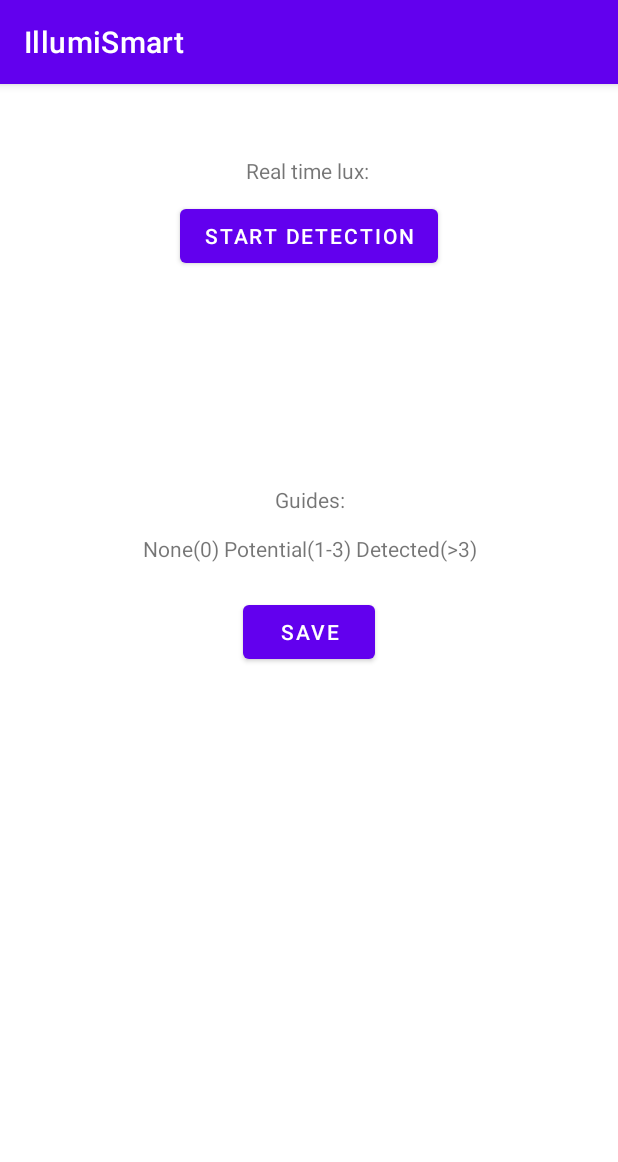
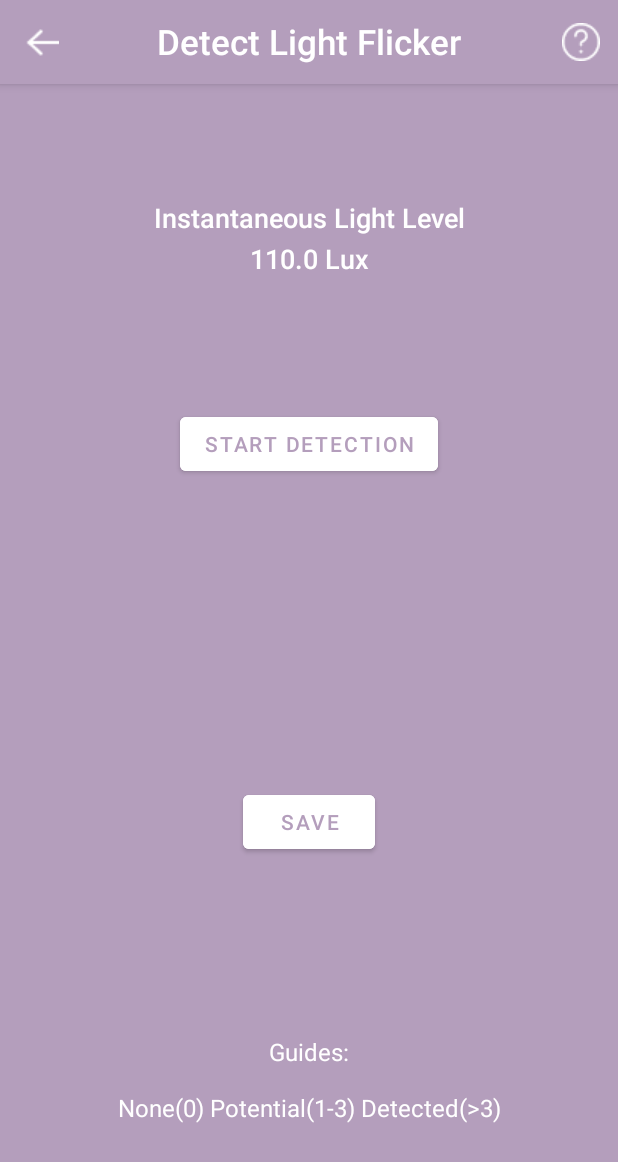
Before and after one commit to ChloeZ1208/IllumiSmart, an Android app: the FlickerActivity screen opened directly, with no data from a screen before it, on a phone screen of 412 x 824 dp. Shown: the top 1162 px of the screen. Run offline under Robolectric (Android 15) with nearby library versions, the phone set to English and light mode, and no system bars; our stand-ins replace Room's generated code.

Commit message:
chloe: flicker ui 2.0

```diff
--- a/app/src/main/AndroidManifest.xml
+++ b/app/src/main/AndroidManifest.xml
@@ -11,7 +11,8 @@
         android:roundIcon="@mipmap/ic_launcher_round"
         android:supportsRtl="true"
         android:theme="@style/Theme.IllumiSmart">
-        <activity android:name=".FlickerActivity" />
+        <activity android:name=".FlickerActivity"
+            android:theme="@style/Theme.IllumiSmart.Flicker"/>
         <activity android:name=".DataActivity"
             android:theme="@style/Theme.IllumiSmart.NoActionBar"/>
         <activity
--- a/app/src/main/java/android/example/illumismart/FlickerActivity.java
+++ b/app/src/main/java/android/example/illumismart/FlickerActivity.java
@@ -19,6 +19,8 @@ import android.widget.Toast;
 import androidx.appcompat.app.AppCompatActivity;
 import androidx.lifecycle.ViewModelProvider;
 
+import com.google.android.material.appbar.MaterialToolbar;
+
 import java.text.DecimalFormat;
 import java.text.SimpleDateFormat;
 import java.util.ArrayList;
@@ -36,6 +38,8 @@ public class FlickerActivity extends AppCompatActivity {
     private TextView flickerTextTimeRemaining;
     private TextView flickerTextInfo;
     private TextView flickerTextRealtimeLux;
+    private MaterialToolbar topAppBar;
+    private TextView flickerTextFreq;
 
     private SensorManager mSensorManager;
     private Sensor mLightSensor;
@@ -66,6 +70,14 @@ public class FlickerActivity extends AppCompatActivity {
         initializeCountDownTimer();
         flickerDetectionActivated = false;
         flickerDetectionTmpList = new ArrayList<Float>();
+
+        // Set navigation back
+        topAppBar.setNavigationOnClickListener(new View.OnClickListener() {
+            @Override
+            public void onClick(View v) {
+                onBackPressed();
+            }
+        });
 
         // FlickerItem save
         flickerItemViewModel = new ViewModelProvider(this, ViewModelProvider.
@@ -104,6 +116,9 @@ public class FlickerActivity extends AppCompatActivity {
         flickerTextTimeRemaining = findViewById(R.id.flicker_text_time_remain);
         flickerTextInfo = findViewById(R.id.flicker_text_info);
         flickerTextRealtimeLux = findViewById(R.id.flicker_text_realtime_lux);
+        flickerTextFreq = findViewById(R.id.flicker_text_freq);
+
+        topAppBar = findViewById(R.id.flicker_app_bar);
 
         flickerButtonStart.setOnClickListener(new View.OnClickListener() {
             @Override
@@ -144,8 +159,7 @@ public class FlickerActivity extends AppCompatActivity {
         mSensorEventListener = new SensorEventListener() {
             @Override
             public void onSensorChanged(SensorEvent event) {
-                flickerTextRealtimeLux.setText("Real time lux: ");
-                flickerTextRealtimeLux.append(String.valueOf(event.values[0]));
+                flickerTextRealtimeLux.setText(event.values[0] + " Lux");
                 if (flickerDetectionActivated) {
                     flickerDetectionTmpList.add(event.values[0]);
                 }
@@ -210,6 +224,8 @@ public class FlickerActivity extends AppCompatActivity {
             if (flickerEventCount != 0) {
                 flickerFreq = (float)flickerEventCount /
                         (float)((int)COUNT_DOWN_TIME / (int)COUNT_DOWN_INTERVAL);
+                flickerTextFreq.setText(df.format(flickerFreq)+" Hz");
+                flickerTextFreq.setVisibility(View.VISIBLE);
             }
 
         }
--- a/app/src/main/res/layout/activity_flicker.xml
+++ b/app/src/main/res/layout/activity_flicker.xml
@@ -6,95 +6,163 @@
     android:layout_height="match_parent"
     tools:context=".FlickerActivity">
 
+    <com.google.android.material.appbar.AppBarLayout
+        android:id="@+id/appBarFlicker"
+        android:layout_width="match_parent"
+        android:layout_height="wrap_content"
+        android:background="@color/flicker"
+        android:elevation="0dp"
+        android:fitsSystemWindows="true"
+        app:layout_constraintEnd_toEndOf="parent"
+        app:layout_constraintStart_toStartOf="parent"
+        app:layout_constraintTop_toTopOf="parent">
+
+        <com.google.android.material.appbar.MaterialToolbar
+            android:id="@+id/flicker_app_bar"
+            style="@style/Widget.MaterialComponents.Toolbar.Surface"
+            android:layout_width="match_parent"
+            android:layout_height="?attr/actionBarSize"
+            android:layout_gravity="center"
+            android:background="@color/flicker"
+            android:elevation="0dp"
+            android:fitsSystemWindows="true"
+            app:menu="@menu/guidance_menu"
+            app:navigationIcon="@drawable/back">
+
+            <TextView
+                android:layout_width="wrap_content"
+                android:layout_height="wrap_content"
+                android:layout_gravity="center"
+                android:fontFamily="sans-serif-medium"
+                android:text="Detect Light Flicker"
+                android:textColor="@color/white"
+                android:textSize="23sp"
+                android:textStyle="normal" />
+
+        </com.google.android.material.appbar.MaterialToolbar>
+
+    </com.google.android.material.appbar.AppBarLayout>
+
     <Button
         android:id="@+id/flicker_start"
         android:layout_width="wrap_content"
         android:layout_height="wrap_content"
-        android:layout_marginStart="159dp"
-        android:layout_marginTop="77dp"
-        android:layout_marginEnd="159dp"
-        android:layout_marginBottom="42dp"
+        android:backgroundTint="@color/white"
+        android:radius="20dp"
         android:text="Start Detection"
-        app:layout_constraintBottom_toTopOf="@+id/flicker_text_time_remain"
+        android:textColor="@color/flicker"
+        app:layout_constraintBottom_toBottomOf="parent"
         app:layout_constraintEnd_toEndOf="parent"
         app:layout_constraintStart_toStartOf="parent"
-        app:layout_constraintTop_toTopOf="parent" />
+        app:layout_constraintTop_toBottomOf="@+id/appBarFlicker"
+        app:layout_constraintVertical_bias="0.30" />
 
     <TextView
         android:id="@+id/flicker_text_time_remain"
         android:layout_width="wrap_content"
         android:layout_height="wrap_content"
-        android:layout_marginStart="176dp"
-        android:layout_marginTop="42dp"
-        android:layout_marginEnd="177dp"
+        android:fontFamily="sans-serif"
         android:text="Seconds remaining: "
+        android:textSize="18sp"
         android:visibility="invisible"
+        app:layout_constraintBottom_toBottomOf="parent"
         app:layout_constraintEnd_toEndOf="parent"
         app:layout_constraintStart_toStartOf="parent"
-        app:layout_constraintTop_toBottomOf="@+id/flicker_start" />
+        app:layout_constraintTop_toBottomOf="@+id/appBarFlicker"
+        app:layout_constraintVertical_bias="0.2200000" />
 
     <TextView
         android:id="@+id/flicker_text_info"
         android:layout_width="wrap_content"
-        android:layout_height="wrap_content"
-        android:layout_marginStart="177dp"
-        android:layout_marginTop="28dp"
-        android:layout_marginEnd="177dp"
-        android:text="Info"
+        android:layout_height="24dp"
+        android:fontFamily="sans-serif-medium"
+        android:text="Analyzing ..."
+        android:textSize="18sp"
         android:visibility="invisible"
+        app:layout_constraintBottom_toBottomOf="parent"
         app:layout_constraintEnd_toEndOf="parent"
-        app:layout_constraintHorizontal_bias="0.484"
         app:layout_constraintStart_toStartOf="parent"
-        app:layout_constraintTop_toBottomOf="@+id/flicker_text_time_remain" />
+        app:layout_constraintTop_toBottomOf="@+id/appBarFlicker"
+        app:layout_constraintVertical_bias="0.41" />
 
     <TextView
         android:id="@+id/flicker_text_realtime_lux"
         android:layout_width="wrap_content"
         android:layout_height="wrap_content"
-        android:layout_marginStart="177dp"
-        android:layout_marginTop="48dp"
-        android:layout_marginEnd="176dp"
-        android:layout_marginBottom="10dp"
-        android:text="Real time lux: "
-        app:layout_constraintBottom_toTopOf="@+id/flicker_start"
+        android:fontFamily="sans-serif-medium"
+        android:text="110.0 Lux"
+        android:textSize="18sp"
+        app:layout_constraintBottom_toBottomOf="parent"
         app:layout_constraintEnd_toEndOf="parent"
         app:layout_constraintStart_toStartOf="parent"
-        app:layout_constraintTop_toTopOf="parent" />
+        app:layout_constraintTop_toBottomOf="@+id/appBarFlicker"
+        app:layout_constraintVertical_bias="0.14" />
 
     <TextView
         android:id="@+id/flicker_text_guides_header"
         android:layout_width="wrap_content"
         android:layout_height="wrap_content"
-        android:layout_marginStart="177dp"
-        android:layout_marginTop="33dp"
-        android:layout_marginEnd="176dp"
+        android:fontFamily="sans-serif"
         android:text="Guides:"
+        android:textSize="16sp"
+        app:layout_constraintBottom_toBottomOf="parent"
         app:layout_constraintEnd_toEndOf="parent"
         app:layout_constraintStart_toStartOf="parent"
-        app:layout_constraintTop_toBottomOf="@+id/flicker_text_info" />
+        app:layout_constraintTop_toBottomOf="@+id/appBarFlicker"
+        app:layout_constraintVertical_bias="0.85" />
 
     <TextView
         android:id="@+id/flicker_text_guides"
         android:layout_width="wrap_content"
         android:layout_height="wrap_content"
-        android:layout_marginStart="177dp"
-        android:layout_marginTop="13dp"
-        android:layout_marginEnd="176dp"
+        android:fontFamily="sans-serif"
         android:text="None(0) Potential(1-3) Detected(>3)"
+        android:textSize="16sp"
+        app:layout_constraintBottom_toBottomOf="parent"
         app:layout_constraintEnd_toEndOf="parent"
         app:layout_constraintStart_toStartOf="parent"
-        app:layout_constraintTop_toBottomOf="@+id/flicker_text_guides_header" />
+        app:layout_constraintTop_toBottomOf="@+id/appBarFlicker"
+        app:layout_constraintVertical_bias="0.9" />
 
     <Button
         android:id="@+id/flicker_save"
         android:layout_width="wrap_content"
         android:layout_height="wrap_content"
-        android:layout_marginStart="159dp"
-        android:layout_marginTop="22dp"
-        android:layout_marginEnd="159dp"
+        android:backgroundTint="@color/white"
+        android:radius="20dp"
         android:text="Save"
+        android:textColor="@color/flicker"
+        app:layout_constraintBottom_toBottomOf="parent"
         app:layout_constraintEnd_toEndOf="parent"
         app:layout_constraintStart_toStartOf="parent"
-        app:layout_constraintTop_toBottomOf="@+id/flicker_text_guides" />
+        app:layout_constraintTop_toBottomOf="@+id/appBarFlicker"
+        app:layout_constraintVertical_bias="0.65" />
+
+    <TextView
+        android:id="@+id/flicker_text_freq"
+        android:layout_width="wrap_content"
+        android:layout_height="wrap_content"
+        android:fontFamily="sans-serif"
+        android:text="Fluctuation Rate: "
+        android:textSize="18sp"
+        android:visibility="invisible"
+        app:layout_constraintBottom_toBottomOf="parent"
+        app:layout_constraintEnd_toEndOf="parent"
+        app:layout_constraintStart_toStartOf="parent"
+        app:layout_constraintTop_toBottomOf="@+id/appBarFlicker"
+        app:layout_constraintVertical_bias="0.5" />
+
+    <TextView
+        android:id="@+id/light_level_txt"
+        android:layout_width="wrap_content"
+        android:layout_height="wrap_content"
+        android:fontFamily="sans-serif-medium"
+        android:text="Instantaneous Light Level"
+        android:textSize="18sp"
+        app:layout_constraintBottom_toTopOf="@+id/flicker_text_realtime_lux"
+        app:layout_constraintEnd_toEndOf="parent"
+        app:layout_constraintStart_toStartOf="parent"
+        app:layout_constraintTop_toBottomOf="@+id/appBarFlicker"
+        app:layout_constraintVertical_bias="0.97" />
 
 </androidx.constraintlayout.widget.ConstraintLayout>
--- a/app/src/main/res/values/themes.xml
+++ b/app/src/main/res/values/themes.xml
@@ -28,5 +28,13 @@
         <item name="android:windowBackground">?attr/colorPrimaryVariant</item>
         <item name="android:textColor">@color/white</item>
     </style>
+    <style name="Theme.IllumiSmart.Flicker" parent="Theme.MaterialComponents.Light.NoActionBar">
+        <item name="colorPrimary">@color/white</item>
+        <item name="colorPrimaryVariant">@color/flicker</item>
+        <item name="colorOnPrimary">@color/white</item>
+        <item name="android:statusBarColor" tools:targetApi="l">?attr/colorPrimaryVariant</item>
+        <item name="android:windowBackground">?attr/colorPrimaryVariant</item>
+        <item name="android:textColor">@color/white</item>
+    </style>
 
 </resources>
```
